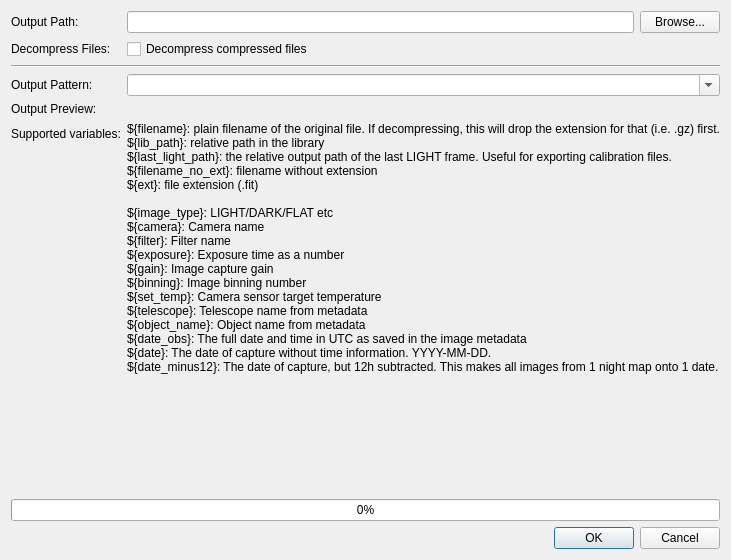
The window that astrofilemanager/ui/ExportDialog.ui (bcolyn/PhotonFinder) describes before a commit, drawn with Qt 5.
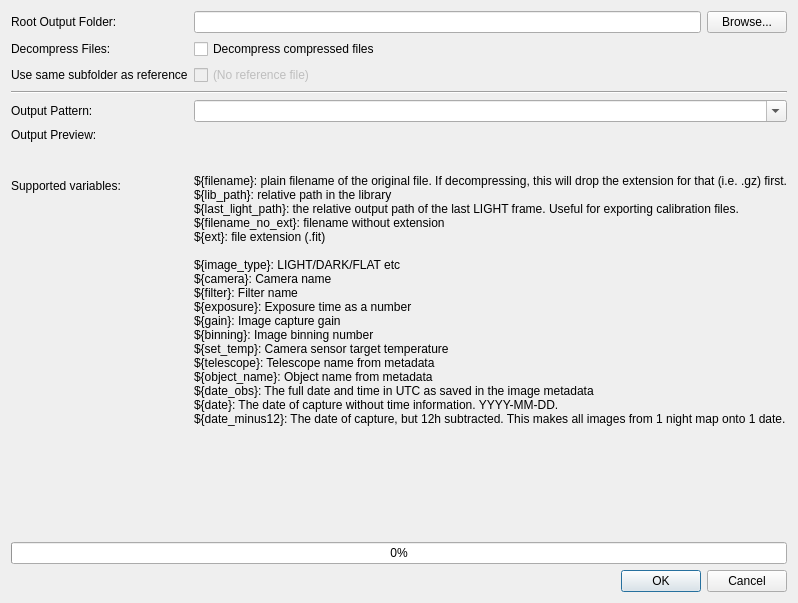
The same window after the commit.

Commit message: Finish export functionality

Patch:
```diff
--- a/astrofilemanager/ui/ExportDialog.ui
+++ b/astrofilemanager/ui/ExportDialog.ui
@@ -6,8 +6,8 @@
    <rect>
     <x>0</x>
     <y>0</y>
-    <width>726</width>
-    <height>560</height>
+    <width>746</width>
+    <height>603</height>
    </rect>
   </property>
   <property name="windowTitle">
@@ -19,7 +19,7 @@
      <item row="0" column="0">
       <widget class="QLabel" name="label">
        <property name="text">
-        <string>Output Path:</string>
+        <string>Root Output Folder:</string>
        </property>
       </widget>
      </item>
@@ -51,42 +51,42 @@
        </property>
       </widget>
      </item>
-     <item row="4" column="0">
+     <item row="5" column="0">
       <widget class="QLabel" name="label_3">
        <property name="text">
         <string>Output Pattern:</string>
        </property>
       </widget>
      </item>
-     <item row="4" column="1">
+     <item row="5" column="1">
       <widget class="QComboBox" name="patternComboBox">
        <property name="editable">
         <bool>true</bool>
        </property>
       </widget>
      </item>
-     <item row="2" column="0" colspan="2">
+     <item row="3" column="0" colspan="2">
       <widget class="Line" name="line">
        <property name="orientation">
         <enum>Qt::Orientation::Horizontal</enum>
        </property>
       </widget>
      </item>
-     <item row="5" column="0">
+     <item row="6" column="0">
       <widget class="QLabel" name="label_4">
        <property name="text">
         <string>Output Preview:</string>
        </property>
       </widget>
      </item>
-     <item row="5" column="1">
+     <item row="6" column="1">
       <widget class="QLabel" name="outputPreview">
        <property name="text">
         <string/>
        </property>
       </widget>
      </item>
-     <item row="6" column="1">
+     <item row="8" column="1">
       <widget class="QLabel" name="label_5">
        <property name="text">
         <string>${filename}: plain filename of the original file. If decompressing, this will drop the extension for that (i.e. .gz) first.
@@ -115,13 +115,62 @@
        </property>
       </widget>
      </item>
-     <item row="6" column="0">
+     <item row="8" column="0">
       <widget class="QLabel" name="label_6">
        <property name="text">
         <string>Supported variables:</string>
        </property>
       </widget>
      </item>
+     <item row="7" column="0">
+      <spacer name="verticalSpacer_2">
+       <property name="orientation">
+        <enum>Qt::Orientation::Vertical</enum>
+       </property>
+       <property name="sizeType">
+        <enum>QSizePolicy::Policy::Fixed</enum>
+       </property>
+       <property name="sizeHint" stdset="0">
+        <size>
+         <width>20</width>
+         <height>20</height>
+        </size>
+       </property>
+      </spacer>
+     </item>
+     <item row="7" column="1">
+      <spacer name="verticalSpacer_3">
+       <property name="orientation">
+        <enum>Qt::Orientation::Vertical</enum>
+       </property>
+       <property name="sizeType">
+        <enum>QSizePolicy::Policy::Fixed</enum>
+       </property>
+       <property name="sizeHint" stdset="0">
+        <size>
+         <width>20</width>
+         <height>20</height>
+        </size>
+       </property>
+      </spacer>
+     </item>
+     <item row="2" column="0">
+      <widget class="QLabel" name="label_7">
+       <property name="text">
+        <string>Use same subfolder as reference</string>
+       </property>
+      </widget>
+     </item>
+     <item row="2" column="1">
+      <widget class="QCheckBox" name="useRefCheckBox">
+       <property name="enabled">
+        <bool>false</bool>
+       </property>
+       <property name="text">
+        <string>(No reference file)</string>
+       </property>
+      </widget>
+     </item>
     </layout>
    </item>
    <item>
```
The commit also changes 6 other files.
